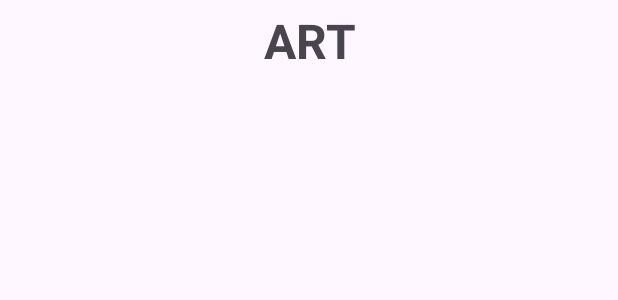
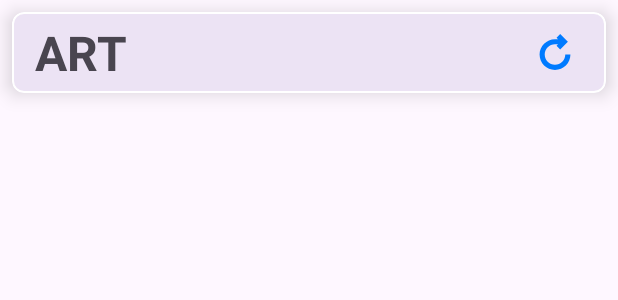
Before and after one commit to eraysirdas/KotlinArtBook, an Android app: the layout recyc_row.xml on its own in the app's theme, with its tools: preview values and no code run, on a phone screen of 412 x 824 dp. Shown: the top 300 px of the screen. Run offline under Robolectric (Android 15) with nearby library versions, the phone set to English and light mode, and no system bars.

```diff
--- /dev/null
+++ b/app/src/main/res/drawable/update_arrow_.xml
@@ -0,0 +1,5 @@
+<vector xmlns:android="http://schemas.android.com/apk/res/android" android:height="24dp" android:viewportHeight="28" android:viewportWidth="28" android:width="24dp">
+
+    <path android:fillColor="#030104" android:pathData="M22,16c0,4.41 -3.586,8 -8,8s-8,-3.59 -8,-8s3.586,-8 8,-8l2.359,0.027l-1.164,1.164l2.828,2.828L24.035,6l-6.012,-6l-2.828,2.828L16.375,4H14C7.375,4 2,9.371 2,16s5.375,12 12,12s12,-5.371 12,-12H22z"/>
+
+</vector>
--- a/app/src/main/res/layout/recyc_row.xml
+++ b/app/src/main/res/layout/recyc_row.xml
@@ -1,21 +1,47 @@
 <?xml version="1.0" encoding="utf-8"?>
-<androidx.constraintlayout.widget.ConstraintLayout xmlns:android="http://schemas.android.com/apk/res/android"
+    <com.google.android.material.card.MaterialCardView
+        xmlns:android="http://schemas.android.com/apk/res/android"
+        xmlns:tools="http://schemas.android.com/tools"
         android:layout_width="match_parent"
         android:layout_height="wrap_content"
+        android:layout_margin="8dp"
+        app:cardCornerRadius="8dp"
+        app:cardElevation="8dp"
+        app:strokeColor="@color/design_default_color_background"
+        app:strokeWidth="1dp"
         xmlns:app="http://schemas.android.com/apk/res-auto">
 
-    <TextView
+        <LinearLayout
             android:layout_width="match_parent"
             android:layout_height="wrap_content"
+            android:gravity="center_vertical"
+            android:orientation="horizontal"
+            android:layout_marginStart="10dp"
+            android:layout_marginEnd="10dp">
+
+            <TextView
+                android:id="@+id/rowtv"
+                android:layout_width="0dp"
+                android:layout_height="wrap_content"
+
+                android:layout_weight="1"
                 android:padding="5dp"
                 android:text="ART"
-        android:textAlignment="center"
-        android:textStyle="bold"
+                android:textAlignment="textStart"
                 android:textSize="32sp"
-        android:id="@+id/rowtv"
-        app:layout_constraintTop_toTopOf="parent"
-        app:layout_constraintStart_toStartOf="parent"
-        app:layout_constraintEnd_toEndOf="parent"/>
+                android:textStyle="bold" />
 
 
-</androidx.constraintlayout.widget.ConstraintLayout>
+            <ImageButton
+                android:id="@+id/imageButton"
+                android:layout_width="wrap_content"
+                android:layout_height="wrap_content"
+                android:backgroundTint="@android:color/transparent"
+                android:src="@drawable/update_arrow_"
+                app:tint="#007BFF" />
+
+
+        </LinearLayout>
+
+
+    </com.google.android.material.card.MaterialCardView>
```
Also changed, not shown: app/src/main/java/com/eraysirdas/artbook/ArtAdapter.kt (+8 -0 lines), app/src/main/java/com/eraysirdas/artbook/UploadActivity.kt (+161 -49 lines), app/src/main/res/menu/delete_menu.xml (added, +7 -0 lines). Lines whose indentation alone changed are shown as unchanged.
